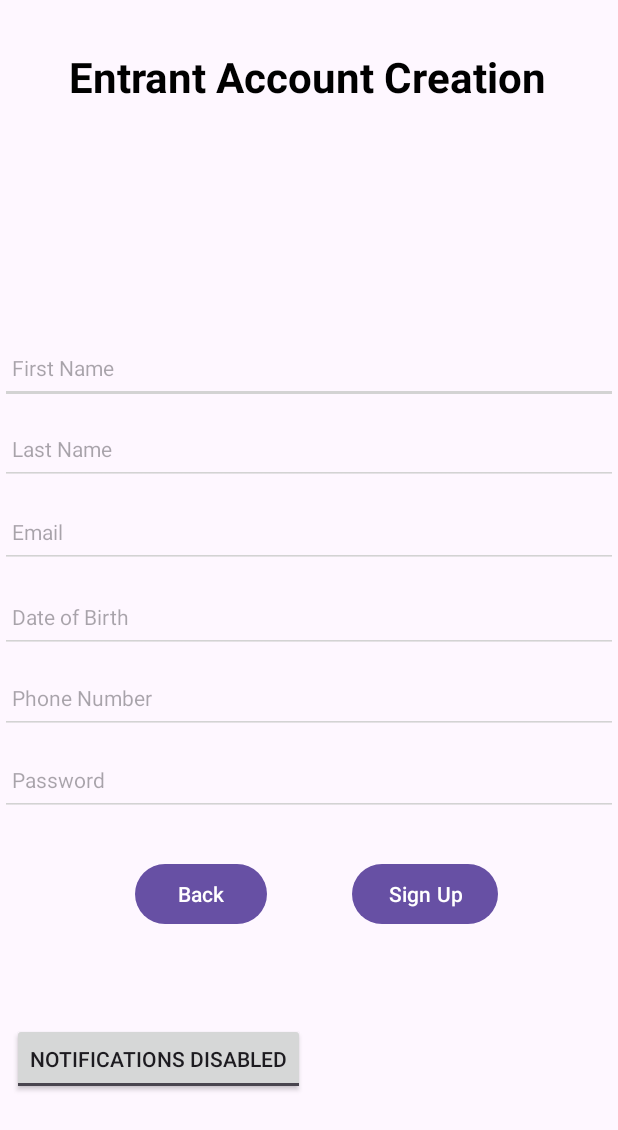
After one commit to CMPUT301F24tundra/tundra-snow, an Android app: the EntrantSignupActivity screen opened directly, with no data from a screen before it, on a phone screen of 412 x 824 dp. The commit adds this screen. Shown: the top 1130 px of the screen. Run offline under Robolectric (Android 15) with nearby library versions, the phone set to English and light mode, and no system bars.

Commit message:
added files

```diff
--- a/tundrasnowapp/app/build.gradle.kts
+++ b/tundrasnowapp/app/build.gradle.kts
@@ -33,8 +33,8 @@ android {
 }
 
 dependencies {
-    implementation(platform("com.google.firebase:firebase-bom:32.7.1"))
-    implementation("com.google.firebase:firebase-firestore")
+//    implementation(platform("com.google.firebase:firebase-bom:32.7.1"))
+//    implementation("com.google.firebase:firebase-firestore")
     implementation(libs.appcompat)
     implementation(libs.material)
     implementation(libs.activity)
--- a/tundrasnowapp/app/src/main/AndroidManifest.xml
+++ b/tundrasnowapp/app/src/main/AndroidManifest.xml
@@ -14,6 +14,7 @@
         tools:targetApi="31">
         <activity
             android:name=".MainActivity"
+
             android:exported="true">
             <intent-filter>
                 <action android:name="android.intent.action.MAIN" />
@@ -21,6 +22,7 @@
                 <category android:name="android.intent.category.LAUNCHER" />
             </intent-filter>
         </activity>
+        <activity android:name=".EntrantSignupActivity" />
     </application>
 
 </manifest>
--- /dev/null
+++ b/tundrasnowapp/app/src/main/java/com/example/tundra_snow_app/EntrantSignupActivity.java
@@ -0,0 +1,52 @@
+package com.example.tundra_snow_app;
+
+import android.content.Intent;
+import android.os.Bundle;
+import android.widget.Button;
+import android.widget.EditText;
+import android.widget.ToggleButton;
+
+import androidx.appcompat.app.AppCompatActivity;
+
+import java.util.HashMap;
+
+public class EntrantSignupActivity extends AppCompatActivity{
+    private Button createAccountButton;
+    private Button backButton;
+    private EditText firstNameEditText;
+    private EditText lastNameEditText;
+    private EditText emailEditText;
+    private EditText passwordEditText;
+    private EditText dateOfBirthEditText;
+    private EditText phoneNumberEditText;
+
+    private ToggleButton notificationToggleButton;
+
+    // adding toggle for notifications and gelocation
+    // if gelolication toggled on, add a field to input location
+
+    // profile pic setup idk how
+
+
+
+    @Override
+    protected void onCreate(Bundle savedInstanceState) {
+        super.onCreate(savedInstanceState);
+        setContentView(R.layout.entrant_signup_activity);
+
+        Intent intent = getIntent();
+
+        HashMap<String, String> userData = new HashMap<>();
+
+
+        backButton = findViewById(R.id.backButton);
+        firstNameEditText = findViewById(R.id.editTextFirstName);
+        lastNameEditText = findViewById(R.id.editTextLastName);
+        emailEditText = findViewById(R.id.editTextEmail);
+        dateOfBirthEditText = findViewById(R.id.editTextDateOfBirth);
+        phoneNumberEditText = findViewById(R.id.editTextPhoneNumber);
+        passwordEditText = findViewById(R.id.editTextPassword);
+        notificationToggleButton = findViewById(R.id.toggleButtonNotification);
+
+    }
+}
--- /dev/null
+++ b/tundrasnowapp/app/src/main/res/layout/entrant_signup_activity.xml
@@ -0,0 +1,178 @@
+<?xml version="1.0" encoding="utf-8"?>
+<androidx.constraintlayout.widget.ConstraintLayout xmlns:android="http://schemas.android.com/apk/res/android"
+    xmlns:app="http://schemas.android.com/apk/res-auto"
+    xmlns:tools="http://schemas.android.com/tools"
+    android:layout_width="match_parent"
+    android:layout_height="match_parent">
+
+    <TextView
+        android:id="@+id/title_create_profile"
+        android:layout_width="wrap_content"
+        android:layout_height="wrap_content"
+        android:layout_marginTop="4dp"
+        android:text="Entrant Account Creation"
+        android:textColor="#000000"
+        android:textSize="28sp"
+        android:textStyle="bold"
+        app:layout_constraintBottom_toBottomOf="parent"
+        app:layout_constraintEnd_toEndOf="parent"
+        app:layout_constraintHorizontal_bias="0.491"
+        app:layout_constraintStart_toStartOf="parent"
+        app:layout_constraintTop_toTopOf="parent"
+        app:layout_constraintVertical_bias="0.036" />
+
+
+    <ImageView
+        android:id="@+id/imageViewProfilePicture"
+        android:layout_width="120dp"
+        android:layout_height="120dp"
+        android:layout_marginTop="4dp"
+        android:contentDescription="Profile Picture"
+        android:scaleType="centerCrop"
+        app:layout_constraintBottom_toBottomOf="parent"
+        app:layout_constraintEnd_toEndOf="parent"
+        app:layout_constraintHorizontal_bias="0.498"
+        app:layout_constraintStart_toStartOf="parent"
+        app:layout_constraintTop_toTopOf="parent"
+        app:layout_constraintVertical_bias="0.116"
+        tools:srcCompat="@tools:sample/avatars" />
+
+    <EditText
+        android:id="@+id/editTextFirstName"
+        android:layout_width="0dp"
+        android:layout_height="wrap_content"
+        android:backgroundTint="#D3D3D3"
+        android:hint="First Name"
+        android:minHeight="48dp"
+        android:padding="8dp"
+        android:textSize="14sp"
+        app:layout_constraintBottom_toBottomOf="parent"
+        app:layout_constraintEnd_toEndOf="parent"
+        app:layout_constraintHorizontal_bias="0.0"
+        app:layout_constraintStart_toStartOf="parent"
+        app:layout_constraintTop_toTopOf="parent"
+        app:layout_constraintVertical_bias="0.285" />
+
+    <EditText
+        android:id="@+id/editTextLastName"
+        android:layout_width="0dp"
+        android:layout_height="wrap_content"
+        android:backgroundTint="#D3D3D3"
+        android:hint="Last Name"
+        android:minHeight="48dp"
+        android:padding="8dp"
+        android:textSize="14sp"
+        app:layout_constraintBottom_toBottomOf="parent"
+        app:layout_constraintEnd_toEndOf="parent"
+        app:layout_constraintHorizontal_bias="0.0"
+        app:layout_constraintStart_toStartOf="parent"
+        app:layout_constraintTop_toTopOf="parent"
+        app:layout_constraintVertical_bias="0.355" />
+
+
+    <EditText
+        android:id="@+id/editTextEmail"
+        android:layout_width="0dp"
+        android:layout_height="wrap_content"
+        android:backgroundTint="#D3D3D3"
+        android:hint="Email"
+        android:minHeight="48dp"
+        android:padding="8dp"
+        android:textSize="14sp"
+        app:layout_constraintBottom_toBottomOf="parent"
+        app:layout_constraintEnd_toEndOf="parent"
+        app:layout_constraintHorizontal_bias="0.0"
+        app:layout_constraintStart_toStartOf="parent"
+        app:layout_constraintTop_toTopOf="parent"
+        app:layout_constraintVertical_bias="0.426" />
+
+
+    <EditText
+        android:id="@+id/editTextDateOfBirth"
+        android:layout_width="0dp"
+        android:layout_height="wrap_content"
+        android:backgroundTint="#D3D3D3"
+        android:hint="Date of Birth"
+        android:minHeight="48dp"
+        android:padding="8dp"
+        android:textSize="14sp"
+        app:layout_constraintBottom_toBottomOf="parent"
+        app:layout_constraintEnd_toEndOf="parent"
+        app:layout_constraintHorizontal_bias="0.0"
+        app:layout_constraintStart_toStartOf="parent"
+        app:layout_constraintTop_toTopOf="parent"
+        app:layout_constraintVertical_bias="0.499" />
+
+    <EditText
+        android:id="@+id/editTextPhoneNumber"
+        android:layout_width="0dp"
+        android:layout_height="wrap_content"
+        android:backgroundTint="#D3D3D3"
+        android:hint="Phone Number"
+        android:minHeight="48dp"
+        android:padding="8dp"
+        android:textSize="14sp"
+        app:layout_constraintBottom_toBottomOf="parent"
+        app:layout_constraintEnd_toEndOf="parent"
+        app:layout_constraintHorizontal_bias="0.0"
+        app:layout_constraintStart_toStartOf="parent"
+        app:layout_constraintTop_toTopOf="parent"
+        app:layout_constraintVertical_bias="0.569" />
+
+
+    <EditText
+        android:id="@+id/editTextPassword"
+        android:layout_width="0dp"
+        android:layout_height="wrap_content"
+        android:backgroundTint="#D3D3D3"
+        android:hint="Password"
+        android:minHeight="48dp"
+        android:padding="8dp"
+        android:textSize="14sp"
+        app:layout_constraintBottom_toBottomOf="parent"
+        app:layout_constraintEnd_toEndOf="parent"
+        app:layout_constraintHorizontal_bias="0.0"
+        app:layout_constraintStart_toStartOf="parent"
+        app:layout_constraintTop_toTopOf="parent"
+        app:layout_constraintVertical_bias="0.639" />
+
+    <Button
+        android:id="@+id/signupButton"
+        android:layout_width="wrap_content"
+        android:layout_height="wrap_content"
+        android:text="Sign Up"
+        app:layout_constraintBottom_toBottomOf="parent"
+        app:layout_constraintEnd_toEndOf="parent"
+        app:layout_constraintHorizontal_bias="0.745"
+        app:layout_constraintStart_toStartOf="parent"
+        app:layout_constraintTop_toTopOf="parent"
+        app:layout_constraintVertical_bias="0.737" />
+
+    <Button
+        android:id="@+id/backButton"
+        android:layout_width="wrap_content"
+        android:layout_height="wrap_content"
+        android:text="Back"
+        app:layout_constraintBottom_toBottomOf="parent"
+        app:layout_constraintEnd_toEndOf="parent"
+        app:layout_constraintHorizontal_bias="0.278"
+        app:layout_constraintStart_toStartOf="parent"
+        app:layout_constraintTop_toTopOf="parent"
+        app:layout_constraintVertical_bias="0.737" />
+
+    <ToggleButton
+        android:id="@+id/toggleButtonNotification"
+        android:layout_width="wrap_content"
+        android:layout_height="wrap_content"
+        android:layout_marginStart="8dp"
+        android:layout_marginEnd="211dp"
+        android:textOff="Notifications Disabled"
+        android:textOn="Notifications Enabled"
+        app:layout_constraintBottom_toBottomOf="parent"
+        app:layout_constraintEnd_toEndOf="parent"
+        app:layout_constraintHorizontal_bias="0.0"
+        app:layout_constraintStart_toStartOf="parent"
+        app:layout_constraintTop_toTopOf="parent"
+        app:layout_constraintVertical_bias="0.879" />
+
+</androidx.constraintlayout.widget.ConstraintLayout>
```
Also changed, not shown: tundrasnowapp/app/src/main/java/com/example/tundra_snow_app/MainActivity.java (+100 -84 lines), tundrasnowapp/app/src/main/java/com/example/tundra_snow_app/Organizers.java (added, +36 -0 lines), tundrasnowapp/app/src/main/java/com/example/tundra_snow_app/Users.java (+149 -0 lines), tundrasnowapp/app/src/main/res/layout/activity_main.xml (+46 -5 lines).
